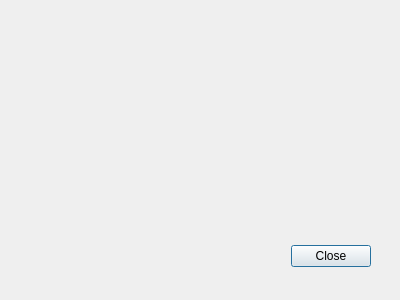
The window that src/widgets/import_dialog.ui (solarus-games/solarus-quest-editor) describes before a commit, drawn with Qt 5.
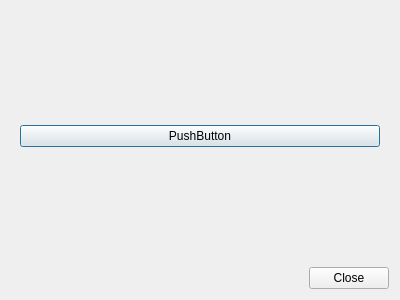
The same window after the commit. The open tabs and pages were chosen to show the change.

Commit message: Import dialog

The edit to the form file:
```diff
--- a/src/widgets/import_dialog.ui
+++ b/src/widgets/import_dialog.ui
@@ -13,15 +13,34 @@
   <property name="windowTitle">
    <string>Dialog</string>
   </property>
+  <layout class="QVBoxLayout" name="verticalLayout">
+   <item>
+    <widget class="QStackedWidget" name="left_stacked_widget">
+     <property name="currentIndex">
+      <number>1</number>
+     </property>
+     <widget class="QWidget" name="load_page">
+      <layout class="QVBoxLayout" name="verticalLayout_2">
+       <item>
+        <widget class="QPushButton" name="load_button">
+         <property name="text">
+          <string>PushButton</string>
+         </property>
+        </widget>
+       </item>
+      </layout>
+     </widget>
+     <widget class="QWidget" name="source_quest_tree_page">
+      <layout class="QHBoxLayout" name="horizontalLayout">
+       <item>
+        <widget class="QTreeView" name="source_quest_tree_view"/>
+       </item>
+      </layout>
+     </widget>
+    </widget>
+   </item>
+   <item>
   <widget class="QDialogButtonBox" name="button_box">
-   <property name="geometry">
-    <rect>
-     <x>30</x>
-     <y>240</y>
-     <width>341</width>
-     <height>32</height>
-    </rect>
-   </property>
    <property name="orientation">
     <enum>Qt::Horizontal</enum>
    </property>
@@ -29,6 +48,8 @@
     <set>QDialogButtonBox::Close</set>
    </property>
   </widget>
+   </item>
+  </layout>
  </widget>
  <resources/>
  <connections>
```
Lines whose indentation alone changed are shown as unchanged.
